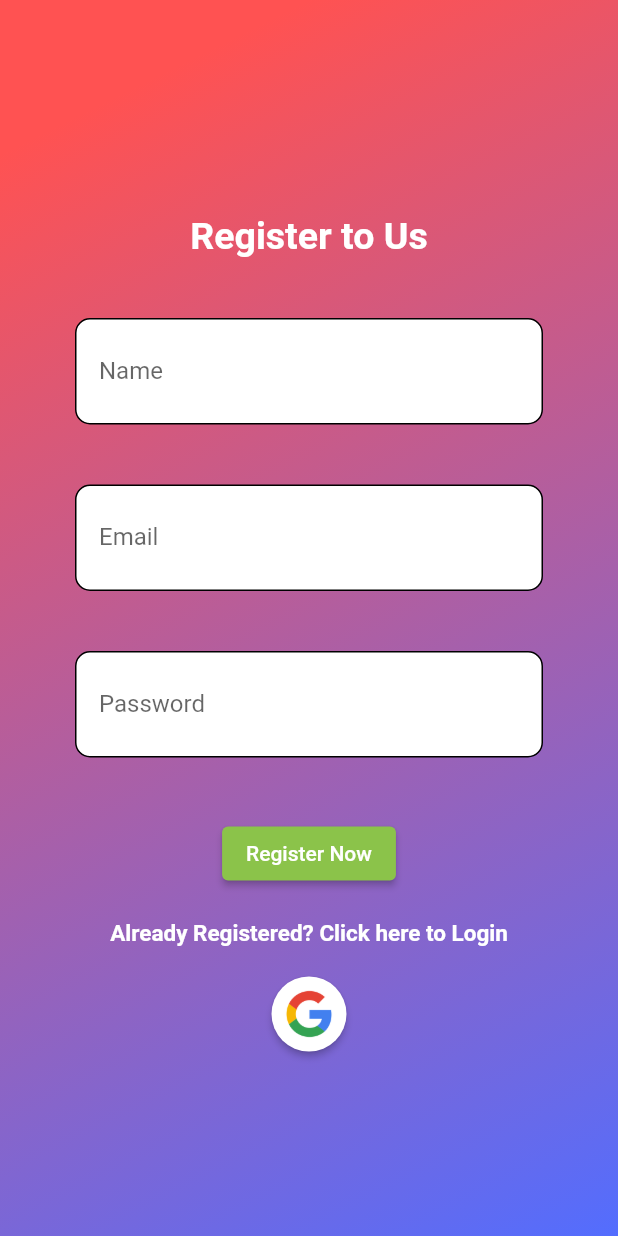
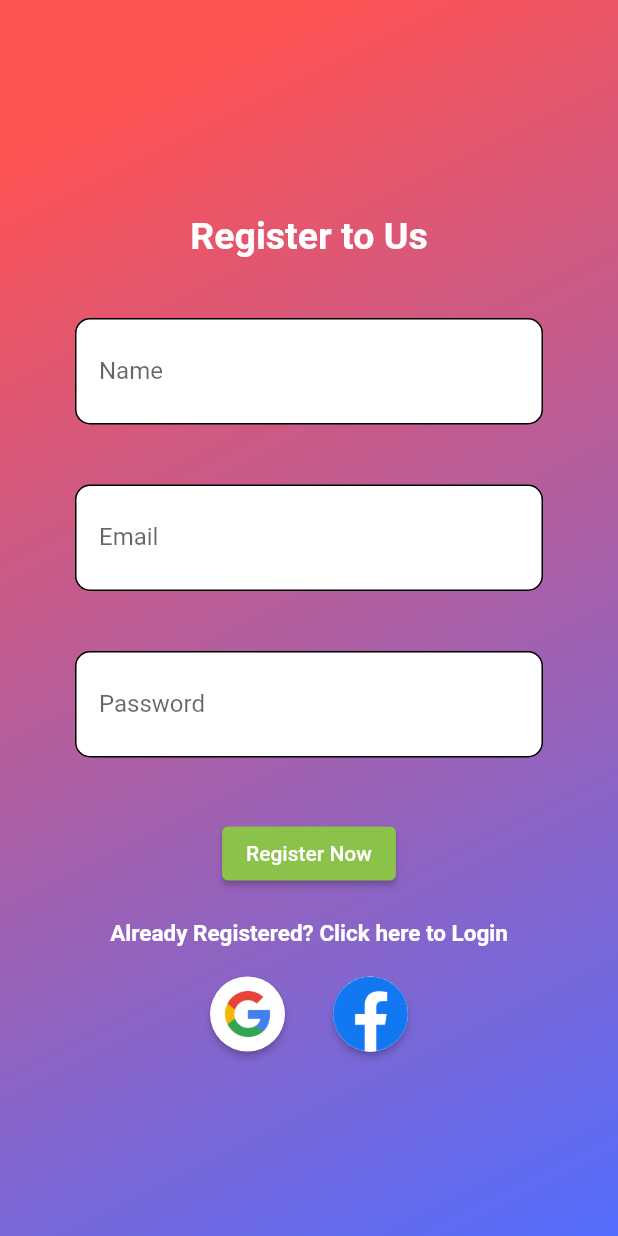
Before and after one commit to Sumit401/go_grocery_firebase_flutter, a Flutter app: the homepage screen opened by its route, after a tap on "Logout", after a tap on "Not a User? Click here Register to Us!", on a phone screen of 412 x 824 dp. Run offline on Flutter 3.47's test engine with Material 2 defaults, Android fonts, the phone set to English and light mode, and no system bars; our stand-ins replace cloud_firestore, firebase_auth, firebase_core, fluttertoast, font_awesome_flutter, form_field_validator; accounts and stored records are empty; network calls fail.

Commit message:
Version 1.0

```diff
--- /dev/null
+++ b/lib/bottom_navbar.dart
@@ -0,0 +1,36 @@
+import 'package:flutter/material.dart';
+import 'package:font_awesome_flutter/font_awesome_flutter.dart';
+
+class bottom_navbar extends StatefulWidget {
+  const bottom_navbar({Key? key}) : super(key: key);
+
+  @override
+  State<bottom_navbar> createState() => _bottom_navbarState();
+}
+var current_index_bottom_navbar=0;
+
+
+
+class _bottom_navbarState extends State<bottom_navbar> {
+  @override
+  Widget build(BuildContext context) {
+    return (BottomNavigationBar(
+      items: const <BottomNavigationBarItem>[
+        BottomNavigationBarItem(
+            icon: Icon(FontAwesomeIcons.house), label: "Home"),
+        BottomNavigationBarItem(
+            icon: Icon(FontAwesomeIcons.clipboardCheck), label: "Activity"),
+        BottomNavigationBarItem(
+            icon: Icon(FontAwesomeIcons.userTie), label: "Profile"),
+      ],
+      currentIndex: current_index_bottom_navbar,
+      onTap: on_item_tapped,
+
+    ));
+  }
+  void on_item_tapped(int index){
+    setState(() {
+      current_index_bottom_navbar=index;
+    });
+  }
+}
--- a/lib/homepage.dart
+++ b/lib/homepage.dart
@@ -1,26 +1,32 @@
 import 'package:cabs/login.dart';
+import 'package:cabs/bottom_navbar.dart';
 import 'package:firebase_auth/firebase_auth.dart';
 import 'package:flutter/material.dart';
 
 class homepage extends StatefulWidget {
   const homepage({Key? key}) : super(key: key);
-  static const route="/homepage";
+  static const route = "/homepage";
 
   @override
   State<homepage> createState() => _homepageState();
 }
 
 class _homepageState extends State<homepage> {
+
+
   @override
   Widget build(BuildContext context) {
+
     return Scaffold(
-      appBar: AppBar(title: Text("Home Page")),
+      bottomNavigationBar: bottom_navbar(),
       body: Container(
-        child: ElevatedButton(onPressed: () {
-          FirebaseAuth.instance.signOut();
-          Navigator.pop(context);
-          Navigator.pushNamed(context, login.route);
-        }, child: Text("Logout")),
+        child: ElevatedButton(
+            onPressed: () {
+              FirebaseAuth.instance.signOut();
+              Navigator.pop(context);
+              Navigator.pushNamed(context, login.route);
+            },
+            child: Text("Logout")),
       ),
     );
   }
--- a/lib/login.dart
+++ b/lib/login.dart
@@ -1,5 +1,6 @@
 import 'package:cabs/homepage.dart';
 import 'package:cabs/register.dart';
+import 'package:cabs/reusable_widgets.dart';
 import 'package:flutter/material.dart';
 import 'package:firebase_auth/firebase_auth.dart';
 import 'package:cloud_firestore/cloud_firestore.dart';
@@ -15,8 +16,11 @@ class login extends StatefulWidget {
 
 class _loginState extends State<login> {
   FirebaseFirestore firestore = FirebaseFirestore.instance;
-  String email = "";
-  String password = "";
+
+  TextEditingController texteditingcontroller_email =
+      new TextEditingController();
+  TextEditingController texteditingcontroller_password =
+      TextEditingController();
 
   @override
   Widget build(BuildContext context) {
@@ -39,8 +43,8 @@ class _loginState extends State<login> {
                 colors: [
               Colors.deepOrange,
               Colors.orange,
+              Colors.blueAccent,
               Colors.blue,
-              Colors.blueGrey,
             ])),
         alignment: Alignment.center,
         //color: Colors.red,
@@ -60,41 +64,14 @@ class _loginState extends State<login> {
                           fontWeight: FontWeight.bold,
                           color: Colors.white)),
                 ),
-                Container(
-                  margin: EdgeInsets.symmetric(vertical: 20),
-                  padding: EdgeInsets.symmetric(horizontal: 15, vertical: 5),
-                  decoration: BoxDecoration(
-                      border: Border.all(width: 1),
-                      borderRadius: BorderRadius.circular(10),
-                      color: Colors.white),
-                  child: TextFormField(
-                    decoration: const InputDecoration(
-                        labelText: "Email", border: InputBorder.none),
-                    onChanged: (value) {
-                      email = value;
-                    },
-                  ),
-                ),
-                Container(
-                  margin: EdgeInsets.symmetric(vertical: 20),
-                  padding: EdgeInsets.symmetric(horizontal: 15, vertical: 5),
-                  decoration: BoxDecoration(
-                      border: Border.all(width: 1),
-                      borderRadius: BorderRadius.circular(10),
-                      color: Colors.white),
-                  child: TextFormField(
-                    decoration: const InputDecoration(
-                        labelText: "Password", border: InputBorder.none),
-                    onChanged: (value) {
-                      password = value;
-                    },
-                  ),
-                ),
+                formfield_for_email("Email", texteditingcontroller_email),
+                formfield_for_password("Password", texteditingcontroller_password),
                 ElevatedButton(
                     onPressed: () {
                       FirebaseAuth.instance
                           .signInWithEmailAndPassword(
-                              email: email, password: password)
+                              email: texteditingcontroller_email.text,
+                              password: texteditingcontroller_password.text)
                           .then(
                         (value) {
                           Fluttertoast.showToast(
@@ -138,30 +115,8 @@ class _loginState extends State<login> {
                   child: Row(
                     mainAxisAlignment: MainAxisAlignment.center,
                     children: [
-                      ElevatedButton(
-                        onPressed: () {},
-                        style: const ButtonStyle(
-                            backgroundColor:
-                                MaterialStatePropertyAll(Colors.white),),
-                        child: Row(
-                          mainAxisAlignment: MainAxisAlignment.center,
-                          children: [
-                            Image.asset(
-                              "assets/images/google_logo.png",
-                              width: 30,
-                              height: 30,
-                            ),
-                            SizedBox(width: 10),
-                            Text(
-                              "Login With Google",
-                              style: TextStyle(
-                                  color: Colors.black87,
-                                  fontWeight: FontWeight.w600,
-                                  fontSize: 20),
-                            ),
-                          ],
-                        ),
-                      ),
+                     google_sign_in_buttons(),
+                      facebook_sign_in_button()
                     ],
                   ),
                 ),
--- a/lib/register.dart
+++ b/lib/register.dart
@@ -1,4 +1,5 @@
 import 'package:cabs/login.dart';
+import 'package:cabs/reusable_widgets.dart';
 import 'package:flutter/material.dart';
 import 'package:firebase_auth/firebase_auth.dart';
 import 'package:cloud_firestore/cloud_firestore.dart';
@@ -14,9 +15,15 @@ class register extends StatefulWidget {
 
 class _registerState extends State<register> {
   FirebaseFirestore firestore = FirebaseFirestore.instance;
-  String name = "";
-  String email = "";
-  String password = "";
+
+  GlobalKey<FormState> formvalidationkey = GlobalKey<FormState>();
+
+  TextEditingController texteditingcontroller_email = TextEditingController();
+
+  TextEditingController texteditingcontroller_password =
+      TextEditingController();
+
+  TextEditingController texteditingcontroller_name = TextEditingController();
 
   @override
   Widget build(BuildContext context) {
@@ -38,6 +45,9 @@ class _registerState extends State<register> {
         child: SingleChildScrollView(
           child: SizedBox(
             width: 500,
+            child: Form(
+              autovalidateMode: AutovalidateMode.onUserInteraction,
+              key: formvalidationkey,
               child: Column(
                 mainAxisAlignment: MainAxisAlignment.center,
                 crossAxisAlignment: CrossAxisAlignment.center,
@@ -50,58 +60,24 @@ class _registerState extends State<register> {
                             fontWeight: FontWeight.bold,
                             color: Colors.white)),
                   ),
-                Container(
-                  margin: EdgeInsets.symmetric(vertical: 20),
-                  padding: EdgeInsets.symmetric(horizontal: 15, vertical: 5),
-                  decoration: BoxDecoration(
-                      border: Border.all(width: 1),
-                      borderRadius: BorderRadius.circular(10),
-                      color: Colors.white),
-                  child: TextFormField(
-                    decoration: InputDecoration(
-                        labelText: "Name", border: InputBorder.none),
-                    onChanged: (value) {
-                      name = value;
-                    },
-                  ),
-                ),
-                Container(
-                  margin: EdgeInsets.symmetric(vertical: 20),
-                  padding: EdgeInsets.symmetric(horizontal: 15, vertical: 5),
-                  decoration: BoxDecoration(
-                      border: Border.all(width: 1),
-                      borderRadius: BorderRadius.circular(10),
-                      color: Colors.white),
-                  child: TextFormField(
-                    decoration: InputDecoration(
-                        labelText: "Email", border: InputBorder.none),
-                    onChanged: (value) {
-                      email = value;
-                    },
-                  ),
-                ),
-                Container(
-                  margin: EdgeInsets.symmetric(vertical: 20),
-                  padding: EdgeInsets.symmetric(horizontal: 15, vertical: 5),
-                  decoration: BoxDecoration(
-                      border: Border.all(width: 1),
-                      borderRadius: BorderRadius.circular(10),
-                      color: Colors.white),
-                  child: TextFormField(
-                    decoration: InputDecoration(
-                        labelText: "Password", border: InputBorder.none),
-                    onChanged: (value) {
-                      password = value;
-                    },
-                  ),
-                ),
+
+                  /// Form Filed for name//////////////////////////////////////////
+                  formfield_for_name("Name", texteditingcontroller_name),
+
+                  /// Form Field for Email////////////////////////////////////////
+                  formfield_for_email("Email", texteditingcontroller_email),
+
+                  /// form Field for Password/////////////////////////////////////
+                  formfield_for_password(
+                      "Password", texteditingcontroller_password),
                   Container(
                     margin: EdgeInsets.only(top: 20),
                     child: ElevatedButton(
                         onPressed: () {
                           FirebaseAuth.instance
                               .createUserWithEmailAndPassword(
-                                email: email, password: password)
+                                  email: texteditingcontroller_email.text,
+                                  password: texteditingcontroller_password.text)
                               .then((value) {
                             print("Registration Successful");
                             Fluttertoast.showToast(
@@ -137,35 +113,14 @@ class _registerState extends State<register> {
                                   fontSize: 15))),
                     ),
                   ),
+                  // Container For Facebook and Google SignIn buttons...........//////////////
                   Container(
                     margin: EdgeInsets.only(top: 20),
                     child: Row(
                       mainAxisAlignment: MainAxisAlignment.center,
                       children: [
-                      ElevatedButton(
-                        onPressed: () {},
-                        style: const ButtonStyle(
-                            shape: MaterialStatePropertyAll(CircleBorder()),
-                            backgroundColor:
-                                MaterialStatePropertyAll(Colors.white)),
-                        child: Row(
-                          mainAxisAlignment: MainAxisAlignment.center,
-                          children: [
-                            Image.asset(
-                              "assets/images/google_logo.png",
-                              width: 50,
-                              height: 50,
-                            ),
-                            /*SizedBox(width: 10),
-                        Text(
-                          "Login With Google",
-                          style: TextStyle(
-                              color: Colors.black87,
-                              fontWeight: FontWeight.w600,
-                              fontSize: 20),)*/
-                          ],
-                        ),
-                      ),
+                        google_sign_in_buttons(),
+                        facebook_sign_in_button()
                       ],
                     ),
                   ),
@@ -174,6 +129,7 @@ class _registerState extends State<register> {
             ),
           ),
         ),
+      ),
     );
   }
 }
--- /dev/null
+++ b/lib/reusable_widgets.dart
@@ -0,0 +1,97 @@
+import 'package:flutter/material.dart';
+import 'package:form_field_validator/form_field_validator.dart';
+
+Widget formfield_for_email(String text,
+    TextEditingController editingController) {
+  return (Container(
+      margin: EdgeInsets.symmetric(vertical: 20),
+      padding: EdgeInsets.symmetric(horizontal: 15, vertical: 5),
+      decoration: BoxDecoration(
+          border: Border.all(width: 1),
+          borderRadius: BorderRadius.circular(10),
+          color: Colors.white),
+      child: TextFormField(
+          controller: editingController,
+          autocorrect: true,
+          decoration: InputDecoration(
+            labelText: text,
+            border: InputBorder.none,
+          ),
+          validator: MultiValidator([
+            RequiredValidator(errorText: "Required"),
+            EmailValidator(errorText: "Enter Valid Email")
+          ]))));
+}
+
+Widget formfield_for_password(String text,
+    TextEditingController editingController) {
+  return (Container(
+      margin: EdgeInsets.symmetric(vertical: 20),
+      padding: EdgeInsets.symmetric(horizontal: 15, vertical: 5),
+      decoration: BoxDecoration(
+          border: Border.all(width: 1),
+          borderRadius: BorderRadius.circular(10),
+          color: Colors.white),
+      child: TextFormField(
+          obscureText: true,
+          controller: editingController,
+          autocorrect: true,
+          decoration: InputDecoration(
+            labelText: text,
+            border: InputBorder.none,
+          ),
+          validator: MultiValidator([
+            RequiredValidator(errorText: "Required"),
+            MinLengthValidator(6, errorText: "Minimum length 6")
+          ]))));
+}
+
+Widget formfield_for_name(String text,TextEditingController editingController) {
+  return (Container(
+      margin: EdgeInsets.symmetric(vertical: 20),
+      padding: EdgeInsets.symmetric(horizontal: 15, vertical: 5),
+      decoration: BoxDecoration(
+          border: Border.all(width: 1),
+          borderRadius: BorderRadius.circular(10),
+          color: Colors.white),
+      child: TextFormField(
+          controller: editingController,
+          autocorrect: true,
+          decoration: InputDecoration(
+            labelText: text,
+            border: InputBorder.none,
+          ),
+          validator: RequiredValidator(errorText: "Required"))));
+}
+
+Widget google_sign_in_buttons() {
+  return (
+      ElevatedButton(
+        onPressed: () {},
+        style: const ButtonStyle(
+            shape: MaterialStatePropertyAll(CircleBorder()),
+            backgroundColor:
+            MaterialStatePropertyAll(Colors.white)),
+        child: Image.asset(
+          "assets/images/google_logo.png",
+          width: 50,
+          height: 50,
+        ),
+      )
+  );
+}
+
+Widget facebook_sign_in_button() {
+  return (ElevatedButton(
+    onPressed: () {},
+    style: const ButtonStyle(
+        shape: MaterialStatePropertyAll(CircleBorder()),
+        backgroundColor:
+        MaterialStatePropertyAll(Colors.white)),
+    child: Image.asset(
+      "assets/images/fb_logo.png",
+      width: 50,
+      height: 50,
+    ),
+  ));
+}
--- a/pubspec.yaml
+++ b/pubspec.yaml
@@ -42,6 +42,7 @@ dependencies:
   cloud_firestore: ^4.2.0
   fluttertoast: ^8.1.1
   font_awesome_flutter: ^10.3.0
+  form_field_validator: ^1.1.0
 
 dev_dependencies:
   flutter_test:
```
Also changed, not shown: assets/images/fb_logo.png (added), assets/images/user_img.png (added), pubspec.lock. Lines whose indentation alone changed are shown as unchanged.
